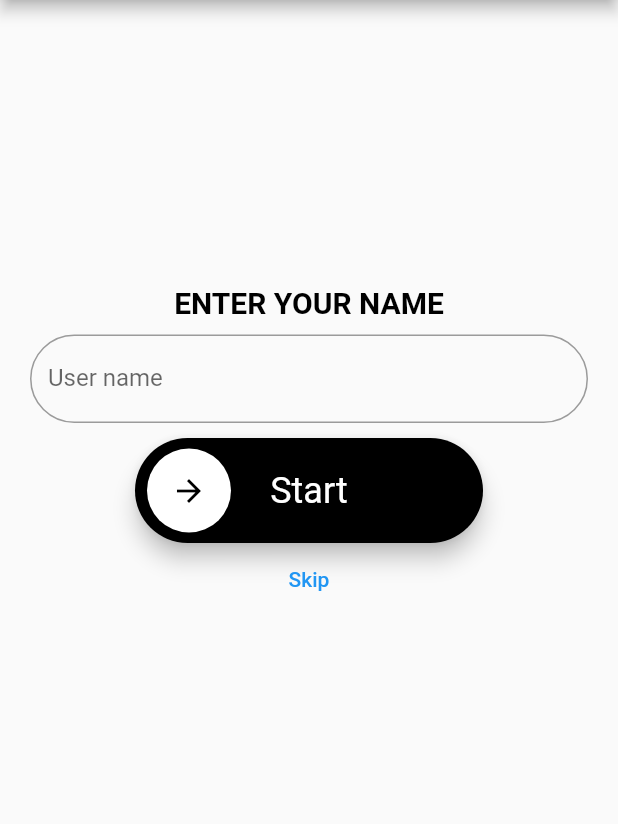
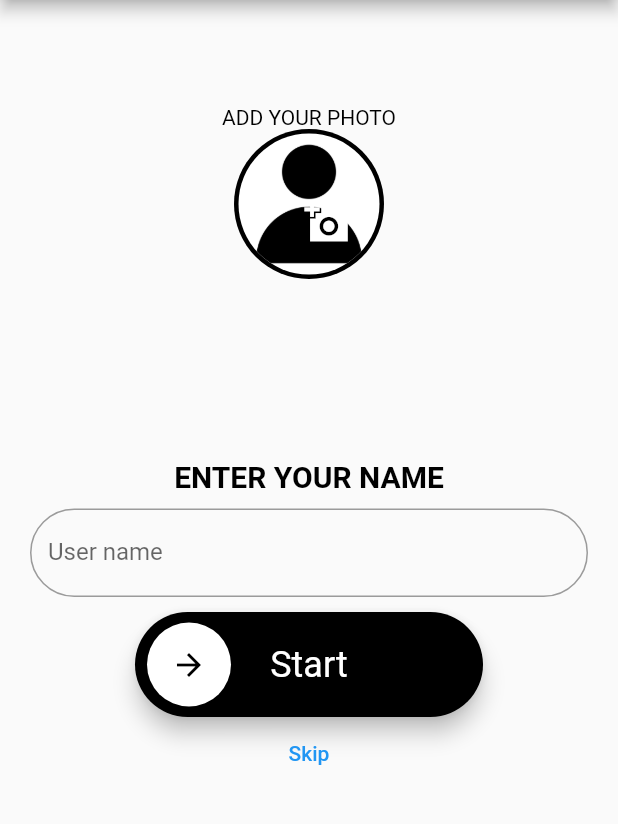
Before and after one commit to AmalNaroth/Naro-Music, a Flutter app: the screen it shows after launch, on a phone screen of 412 x 824 dp, the part 84-908 px from its top. Run offline on Flutter 3.47's test engine with Material 2 defaults, Android fonts, the phone set to English and light mode, and no system bars; drawn by our look-alikes of slide_to_act; our stand-ins replace assets_audio_player, google_nav_bar, hive_flutter, image_picker, on_audio_query, permission_handler and 1 more; accounts and stored records are empty.

Commit message:
error occure android xml

```diff
--- a/lib/ui/home_page/home_screen.dart
+++ b/lib/ui/home_page/home_screen.dart
@@ -1,3 +1,4 @@
+import 'package:assets_audio_player/assets_audio_player.dart';
 import 'package:flutter/material.dart';
 import 'package:intl/intl.dart';
 import 'package:naromusic/db/db_List/songNotifierList.dart';
@@ -12,9 +13,11 @@ class homescreen extends StatefulWidget {
   @override
   State<homescreen> createState() => _homescreenState();
 }
+  final AssetsAudioPlayer audioPlayer = AssetsAudioPlayer.withId('0');
+
+class _homescreenState extends State<homescreen> {
 
 
-class _homescreenState extends State<homescreen> {
   @override
   Widget build(BuildContext context) {
     AllsongsdatashowList();
--- a/lib/ui/main_page/main_screen.dart
+++ b/lib/ui/main_page/main_screen.dart
@@ -31,7 +31,6 @@ class _mainscreenState extends State<mainscreen> {
         child: Padding(
           padding: const EdgeInsets.symmetric(vertical: 10,horizontal: 15),
           child: GNav(
-
             gap: 8,
             backgroundColor: Colors.black,
             color: Color.fromARGB(255, 158, 155, 155),
--- a/lib/ui/playlist_page/playlist_screen.dart
+++ b/lib/ui/playlist_page/playlist_screen.dart
@@ -1,5 +1,6 @@
+
+
 import 'package:flutter/material.dart';
-import 'package:naromusic/widgets/widget.dart';
 
 class playlist_screen extends StatefulWidget {
   const playlist_screen({super.key});
--- a/lib/ui/search_page/search_screen.dart
+++ b/lib/ui/search_page/search_screen.dart
@@ -1,5 +1,7 @@
+
+
+
 import 'package:flutter/material.dart';
-
 
 class search_screen extends StatefulWidget {
   const search_screen({super.key});
--- a/lib/ui/settings_page/settings_screen.dart
+++ b/lib/ui/settings_page/settings_screen.dart
@@ -1,5 +1,6 @@
+
+
 import 'package:flutter/material.dart';
-import 'package:get/get_navigation/src/extension_navigation.dart';
 
 class settings_screen extends StatefulWidget {
   const settings_screen({super.key});
--- a/lib/ui/username_page/userscreen.dart
+++ b/lib/ui/username_page/userscreen.dart
@@ -1,8 +1,9 @@
+import 'dart:io';
 import 'package:flutter/material.dart';
+import 'package:image_picker/image_picker.dart';
 import 'package:naromusic/ui/main_page/main_screen.dart';
 import 'package:naromusic/ui/splash_page/splash_screen.dart';
 import 'package:slide_to_act/slide_to_act.dart';
-
 
 class userscreen extends StatefulWidget {
   userscreen({super.key});
@@ -13,12 +14,10 @@ class userscreen extends StatefulWidget {
 
 class _userscreenState extends State<userscreen> {
   final _usernamecontroller=TextEditingController();
-
-
+  String? imagepath;
 
   @override
   Widget build(BuildContext context) {
-    final splashobj=splashscreen();
     return Scaffold(
       appBar: AppBar(
         backgroundColor: Colors.black,
@@ -30,16 +29,35 @@ class _userscreenState extends State<userscreen> {
           SizedBox(
             height: 70,
           ),
-          // Text("ADD YOUR PHOTO"),
-          // CircleAvatar(
-          //   backgroundColor: Colors.black,
-          //   radius: 50,
-          //   child: CircleAvatar(
-          //     radius: 47,
-          //   backgroundColor: Color.fromARGB(255, 255, 255, 255),
-          //  backgroundImage: AssetImage('assets/images/user_icon.png'),
-          //   ),
-          // ),
+          Text("ADD YOUR PHOTO"),
+          CircleAvatar(
+            backgroundColor: Colors.black,
+            radius: 50,
+            child: Stack(
+              children: [
+                CircleAvatar(
+                  radius: 47,
+                backgroundColor: Color.fromARGB(255, 255, 255, 255),
+           backgroundImage: imagepath==null ?AssetImage("assets/images/user_icon.png") as ImageProvider:
+           FileImage(File(imagepath!)),
+                ),
+                Positioned(
+                      bottom: 20,
+                      right: 20,
+                      child: InkWell(
+                        child: Icon(
+                          Icons.add_a_photo_sharp,
+                          color: Colors.white,
+                          size: 30,
+                        ),
+                        onTap: () {
+                          takeimage();
+                        },
+                      )
+                )
+              ],
+            ),
+          ),
           SizedBox(height: 120,),
           Text("ENTER YOUR NAME",style: TextStyle(fontSize: 20,fontWeight: FontWeight.bold),),
           SizedBox(height: 10,),
@@ -68,12 +86,18 @@ class _userscreenState extends State<userscreen> {
             ),
           ),
           TextButton(onPressed: (){
-            skipchacker();
             Navigator.pushReplacement(context, MaterialPageRoute(builder: (context) => mainscreen(),));
           }, child: Text("Skip"))
         ],
       ),
     );
   }
-
+  Future takeimage() async{
+    final PickedFile= await ImagePicker().pickImage(source: ImageSource.gallery);
+    if(PickedFile!=null){
+      setState(() {
+        imagepath=PickedFile.path;
+      });
+    }
+  }
 }
--- a/pubspec.yaml
+++ b/pubspec.yaml
@@ -36,6 +36,7 @@ dependencies:
   google_fonts: ^4.0.3
   google_nav_bar: ^5.0.6
   hive_flutter: ^1.1.0
+  image_picker: ^0.8.7+4
   on_audio_query: ^2.8.0
   permission_handler: ^10.2.0
   rxdart: ^0.27.7
```
Also changed, not shown: lib/db/functions/db_functions.dart (+20 -13 lines), lib/db/models/songsmodel.dart (+10 -0 lines), lib/ui/controllers/player_controller.dart (+6 -6 lines), lib/ui/splash_page/splash_screen.dart (+1 -27 lines), lib/widgets/allwidget.dart (renamed from lib/widgets/widget.dart), pubspec.lock.
